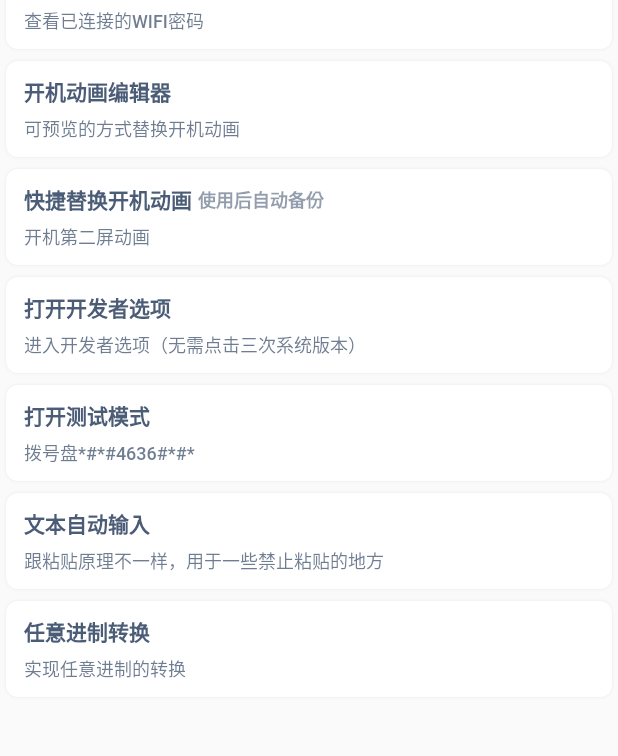
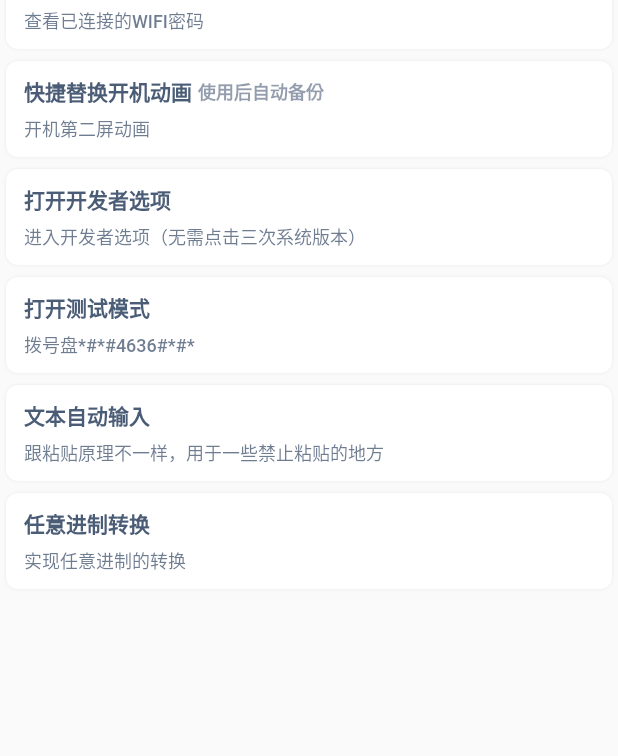
Before and after one commit to nightmare-space/common_settings, a Flutter app: the screen it shows after launch, on a phone screen of 412 x 824 dp, the part 125-881 px from its top. Run offline on Flutter 3.47's test engine with Material 2 defaults, Android fonts, the phone set to English and light mode, and no system bars; our stand-ins replace event_bus; missing offline and left inert: draggable_scrollbar, global_repository.

Commit message:
Update practical_tool.dart

```diff
--- a/lib/src/practical_tool/practical_tool.dart
+++ b/lib/src/practical_tool/practical_tool.dart
@@ -235,13 +235,6 @@ class _PracticalToolState extends State<PracticalTool>
             subtitle: '查看已连接的WIFI密码',
             onTap: () async {
               Navigator.of(context).push(CustomRoute(WifiPassword()));
-              // if (ToolkitInfo.isRoot) {
-              //   await paddingController.forward();
-              //   paddingController.reset();
-              //   fourthPage = 3;
-              // } else {
-              //   // showNeedRootToast();
-              // }
             },
           ),
 
@@ -284,18 +277,20 @@ class _PracticalToolState extends State<PracticalTool>
           //     },
           //   ),
           // ),
-          CardWidget(
-            title: '开机动画编辑器',
-            subtitle: '可预览的方式替换开机动画',
-            onTap: () async {
-              // if (ToolkitInfo.isRoot) {
-              // Navigator.of(context).push<void>(RippleRoute(
-              //     AnimaModify(), RouteConfig.fromContext(context)));
-              // } else {
-              //   showNeedRootToast();
-              // }
-            },
-          ),
+          // TODO 有必要写
+          // CardWidget(
+          //   title: '开机动画编辑器',
+          //   subtitle: '可预览的方式替换开机动画',
+          //   onTap: () async {
+          //     // Navigator.of(context).push(CustomRoute( AnimaModify()()));
+          //     // if (ToolkitInfo.isRoot) {
+          //     // Navigator.of(context).push<void>(RippleRoute(
+          //     //     AnimaModify(), RouteConfig.fromContext(context)));
+          //     // } else {
+          //     //   showNeedRootToast();
+          //     // }
+          //   },
+          // ),
 
           CardWidget(
             title: '快捷替换开机动画',
```
